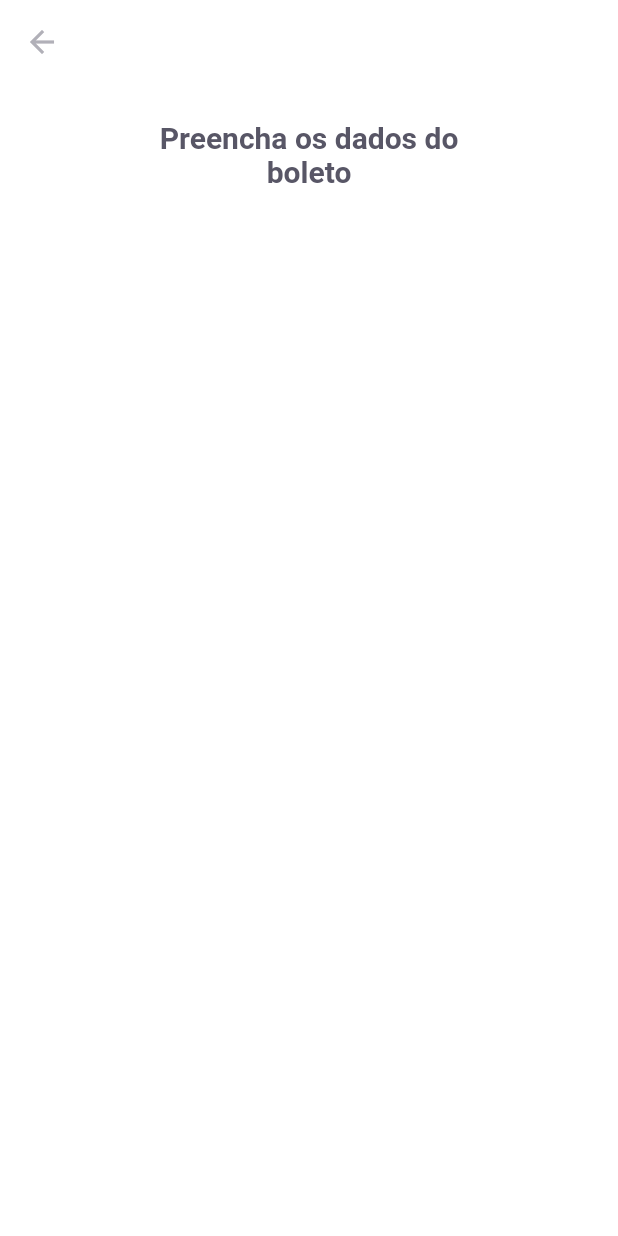
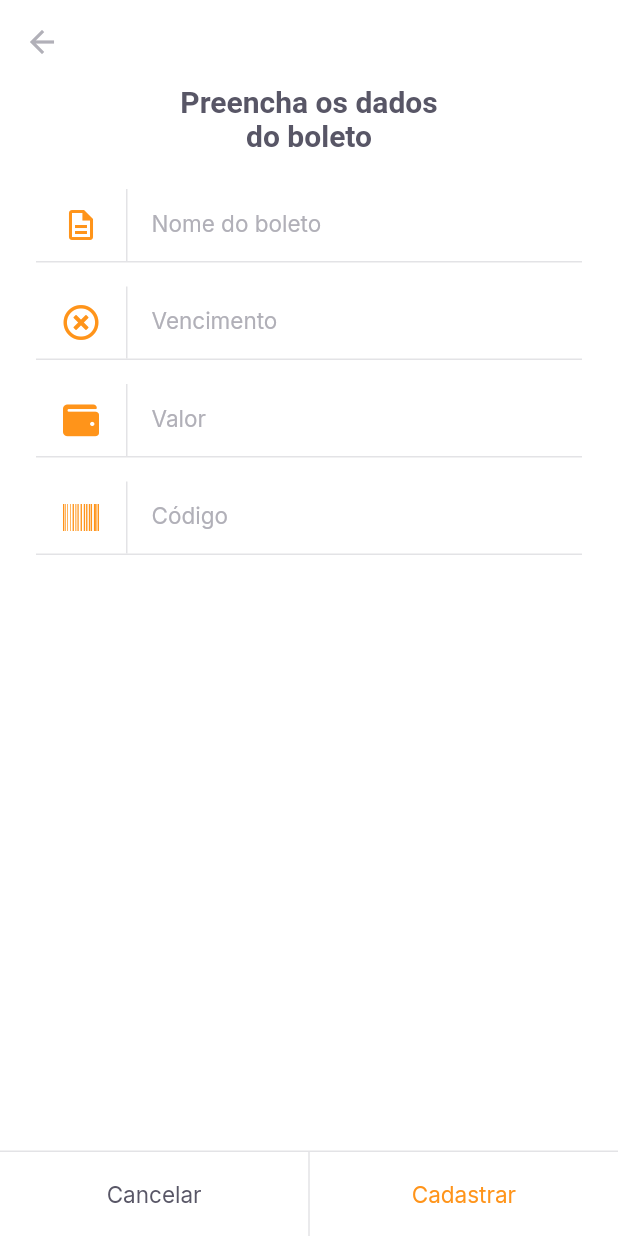
Before and after one commit to joaopaulovieira-dev/payflow, a Flutter app: the InsertBoletoPage screen opened by its route, on a phone screen of 412 x 824 dp. Run offline on Flutter 3.47's test engine with Material 2 defaults, Android fonts, the phone set to English and light mode, and no system bars; our stand-ins replace camera, firebase_core, font_awesome_flutter, google_fonts, google_sign_in, image_picker and 1 more; missing offline and left inert: google_ml_kit; accounts and stored records are empty.

Commit message:
Fix label_button and set_label_button

```diff
--- a/lib/modules/barcode_scanner/barcode_scanner_page.dart
+++ b/lib/modules/barcode_scanner/barcode_scanner_page.dart
@@ -90,13 +90,14 @@ class _BarcodeScannerPageState extends State<BarcodeScannerPage> {
                     )
                   ],
                 ),
-                bottomNavigationBar: SetLabelButton(
+                bottomNavigationBar: SetLabelButtons(
                   primaryLabel: "Inserir código do boleto",
                   primaryOnPressed: () {
                     Navigator.pushReplacementNamed(context, "/insert_boleto");
                   },
-                  secundaryLabel: "Adicionar da galeria",
-                  secundaryOnPressed: controller.scanWithImagePicker,
+                  secondaryLabel: "Adicionar da galeria",
+                  secondaryOnPressed: controller.scanWithImagePicker,
+                  enableSecondaryColor: true,
                 )),
           ),
           ValueListenableBuilder<BarcodeScannerStatus>(
--- a/lib/modules/insert_boleto/insert_boleto_page.dart
+++ b/lib/modules/insert_boleto/insert_boleto_page.dart
@@ -1,10 +1,19 @@
 import 'package:flutter/material.dart';
+import 'package:font_awesome_flutter/font_awesome_flutter.dart';
 import 'package:payflow/shared/themes/app_text_styles.dart';
 import 'package:payflow/shared/themes/appcolors.dart';
+import 'package:payflow/shared/widgets/input_text/input_text_widget.dart';
+import 'package:payflow/shared/widgets/set_label_buttons/set_label_buttons_widget.dart';
 
-class InsertBoletoPage extends StatelessWidget {
-  const InsertBoletoPage({Key? key}) : super(key: key);
+class InsertBoletoPage extends StatefulWidget {
+  final String? barcode;
+  const InsertBoletoPage({Key? key, this.barcode}) : super(key: key);
 
+  @override
+  _InsertBoletoPageState createState() => _InsertBoletoPageState();
+}
+
+class _InsertBoletoPageState extends State<InsertBoletoPage> {
   @override
   Widget build(BuildContext context) {
     return Scaffold(
@@ -16,18 +25,62 @@ class InsertBoletoPage extends StatelessWidget {
           color: AppColors.input,
         ),
       ),
-      body: Column(
+      body: SingleChildScrollView(
+        child: Padding(
+          padding: const EdgeInsets.symmetric(horizontal: 24),
+          child: Column(
             crossAxisAlignment: CrossAxisAlignment.center,
             children: [
               Padding(
-            padding: const EdgeInsets.symmetric(horizontal: 93, vertical: 24),
+                padding: const EdgeInsets.symmetric(horizontal: 93),
                 child: Text(
-              'Preencha os dados do boleto',
+                  "Preencha os dados do boleto",
                   style: TextStyles.titleBoldHeading,
                   textAlign: TextAlign.center,
                 ),
+              ),
+              SizedBox(
+                height: 24,
+              ),
+              Form(
+                  child: Column(
+                children: [
+                  InputTextWidget(
+                    label: "Nome do boleto",
+                    icon: Icons.description_outlined,
+                    onChanged: (value) {},
+                  ),
+                  InputTextWidget(
+                    label: "Vencimento",
+                    icon: FontAwesomeIcons.timesCircle,
+                    onChanged: (value) {},
+                  ),
+                  InputTextWidget(
+                    label: "Valor",
+                    icon: FontAwesomeIcons.wallet,
+                    onChanged: (value) {},
+                  ),
+                  InputTextWidget(
+                    label: "Código",
+                    icon: FontAwesomeIcons.barcode,
+                    onChanged: (value) {},
                   )
                 ],
+              ))
+            ],
+          ),
+        ),
+      ),
+      bottomNavigationBar: SetLabelButtons(
+        enableSecondaryColor: true,
+        primaryLabel: "Cancelar",
+        primaryOnPressed: () {
+          Navigator.pop(context);
+        },
+        secondaryLabel: "Cadastrar",
+        secondaryOnPressed: () {
+          Navigator.pop(context);
+        },
       ),
     );
   }
--- a/lib/shared/themes/app_text_styles.dart
+++ b/lib/shared/themes/app_text_styles.dart
@@ -108,4 +108,9 @@ class TextStyles {
     fontWeight: FontWeight.w600,
     color: AppColors.body,
   );
+  static final input = GoogleFonts.inter(
+    fontSize: 15,
+    fontWeight: FontWeight.w400,
+    color: AppColors.input,
+  );
 }
--- a/lib/shared/widgets/bottom_sheet/bottom_sheet_widget.dart
+++ b/lib/shared/widgets/bottom_sheet/bottom_sheet_widget.dart
@@ -58,12 +58,14 @@ class BottomSheetWidget extends StatelessWidget {
                       height: 1,
                       color: AppColors.stroke,
                     ),
-                    SetLabelButton(
-                        enablePrimaryColor: true,
-                        primaryLabel: primaryLabel,
-                        primaryOnPressed: primaryOnPressed,
-                        secundaryLabel: secundaryLabel,
-                        secundaryOnPressed: secundaryOnPressed)
+                    SetLabelButtons(
+                      enablePrimaryColor: true,
+                      primaryLabel: primaryLabel,
+                      primaryOnPressed: primaryOnPressed,
+                      secondaryLabel: secundaryLabel,
+                      secondaryOnPressed: secundaryOnPressed,
+                      enableSecondaryColor: true,
+                    )
                   ],
                 ),
               ],
--- a/lib/shared/widgets/input_text/input_text_widget.dart
+++ b/lib/shared/widgets/input_text/input_text_widget.dart
@@ -1,12 +1,69 @@
 import 'package:flutter/material.dart';
 
+import 'package:payflow/shared/themes/app_text_styles.dart';
+import 'package:payflow/shared/themes/appcolors.dart';
+
 class InputTextWidget extends StatelessWidget {
-  const InputTextWidget({Key? key}) : super(key: key);
+  final String label;
+  final IconData icon;
+  final String? initialValue;
+  final String? Function(String?)? validator;
+  final TextEditingController? controller;
+  final void Function(String value) onChanged;
+
+  const InputTextWidget({
+    Key? key,
+    required this.label,
+    required this.icon,
+    this.initialValue,
+    this.validator,
+    this.controller,
+    required this.onChanged,
+  }) : super(key: key);
 
   @override
   Widget build(BuildContext context) {
-    return Container(
-      child: null,
+    return Padding(
+      padding: const EdgeInsets.only(bottom: 16),
+      child: Column(
+        children: [
+          TextFormField(
+            initialValue: initialValue,
+            validator: validator,
+            controller: controller,
+            onChanged: onChanged,
+            style: TextStyles.input,
+            decoration: InputDecoration(
+              contentPadding: EdgeInsets.zero,
+              labelText: label,
+              labelStyle: TextStyles.input,
+              icon: Row(
+                mainAxisSize: MainAxisSize.min,
+                children: [
+                  Padding(
+                    padding: const EdgeInsets.symmetric(horizontal: 18),
+                    child: Icon(
+                      icon,
+                      color: AppColors.primary,
+                    ),
+                  ),
+                  Container(
+                    width: 1,
+                    height: 48,
+                    color: AppColors.stroke,
+                  ),
+                ],
+              ),
+              border: InputBorder.none,
+            ),
+          ),
+          Divider(
+            height: 1,
+            thickness: 1,
+            color: AppColors.stroke,
+          )
+        ],
+      ),
     );
   }
 }
--- a/lib/shared/widgets/label_button/label_button.dart
+++ b/lib/shared/widgets/label_button/label_button.dart
@@ -5,19 +5,16 @@ class LabelButton extends StatelessWidget {
   final String label;
   final VoidCallback onPressed;
   final TextStyle? style;
-  const LabelButton({
-    Key? key,
-    required this.label,
-    required this.onPressed,
-    this.style,
-  }) : super(key: key);
+  const LabelButton(
+      {Key? key, required this.label, required this.onPressed, this.style})
+      : super(key: key);
 
   @override
   Widget build(BuildContext context) {
     return Container(
       height: 56,
       child: TextButton(
-        onPressed: () {},
+        onPressed: onPressed,
         child: Text(
           label,
           style: style ?? TextStyles.buttonHeading,
--- a/lib/shared/widgets/set_label_buttons/set_label_buttons_widget.dart
+++ b/lib/shared/widgets/set_label_buttons/set_label_buttons_widget.dart
@@ -1,30 +1,41 @@
 import 'package:flutter/material.dart';
+import 'package:payflow/shared/themes/appcolors.dart';
 import 'package:payflow/shared/themes/app_text_styles.dart';
-import 'package:payflow/shared/themes/appcolors.dart';
 
 import 'package:payflow/shared/widgets/divider_vertical/divider_vertical_widget.dart';
 import 'package:payflow/shared/widgets/label_button/label_button.dart';
 
-class SetLabelButton extends StatelessWidget {
+class SetLabelButtons extends StatelessWidget {
   final String primaryLabel;
   final VoidCallback primaryOnPressed;
-  final String secundaryLabel;
-  final VoidCallback secundaryOnPressed;
+  final String secondaryLabel;
+  final VoidCallback secondaryOnPressed;
   final bool enablePrimaryColor;
-
-  const SetLabelButton({
+  final bool enableSecondaryColor;
+  const SetLabelButtons({
     Key? key,
     required this.primaryLabel,
     required this.primaryOnPressed,
-    required this.secundaryLabel,
-    required this.secundaryOnPressed,
+    required this.secondaryLabel,
+    required this.secondaryOnPressed,
     this.enablePrimaryColor = false,
+    this.enableSecondaryColor = false,
   }) : super(key: key);
 
   @override
   Widget build(BuildContext context) {
     return Container(
-      color: AppColors.shape,
+      color: AppColors.background,
+      height: 57,
+      child: Column(
+        mainAxisSize: MainAxisSize.min,
+        children: [
+          Divider(
+            thickness: 1,
+            height: 1,
+            color: AppColors.stroke,
+          ),
+          Container(
             height: 56,
             child: Row(
               children: [
@@ -33,13 +44,15 @@ class SetLabelButton extends StatelessWidget {
                   label: primaryLabel,
                   onPressed: primaryOnPressed,
                   style: enablePrimaryColor ? TextStyles.buttonPrimary : null,
-            ),
-          ),
+                )),
                 DividerVerticalWidget(),
                 Expanded(
                     child: LabelButton(
-              label: secundaryLabel,
-              onPressed: secundaryOnPressed,
+                  label: secondaryLabel,
+                  onPressed: secondaryOnPressed,
+                  style: enableSecondaryColor ? TextStyles.buttonPrimary : null,
+                ))
+              ],
             ),
           ),
         ],
```
Lines whose indentation alone changed are shown as unchanged.
